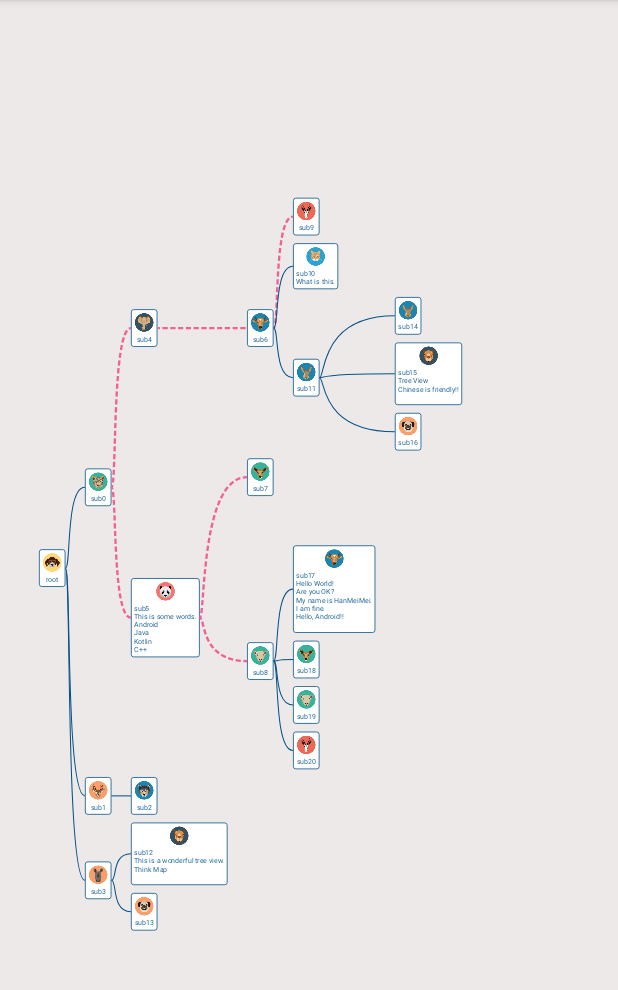
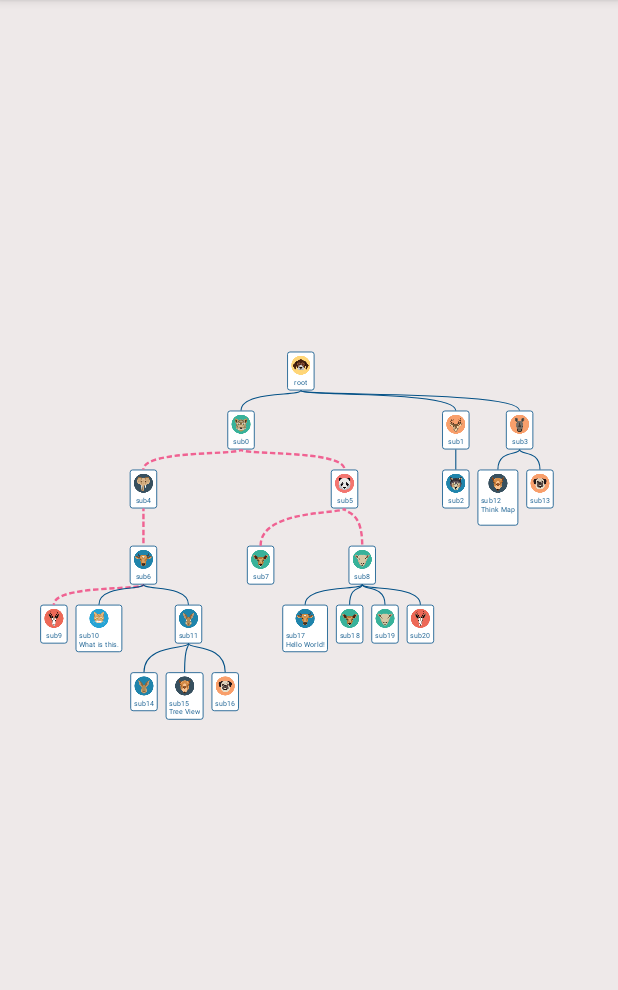
Before and after one commit to guaishouN/android-thinkmap-treeview, an Android app: the screen it shows after launch (MainActivity), on a phone screen of 412 x 824 dp, the part 84-1074 px from its top. Run offline under Robolectric (Android 15) with nearby library versions, the phone set to English and light mode, and no system bars.

```diff
--- a/sample/src/main/java/com/gyso/gysotreeviewapplication/MainActivity.java
+++ b/sample/src/main/java/com/gyso/gysotreeviewapplication/MainActivity.java
@@ -57,8 +57,8 @@ public class MainActivity extends AppCompatActivity {
         int space_50dp = 50;
         int space_20dp = 20;
         Baseline line = getLine();
-        return new RightTreeLayoutManager(this,space_50dp,space_20dp,line);
-        //return new VerticalTreeLayoutManager(this,space_50dp,space_20dp,line);
+        //return new RightTreeLayoutManager(this,space_50dp,space_20dp,line);
+        return new VerticalTreeLayoutManager(this,space_50dp,space_20dp,line);
     }
 
     private Baseline getLine() {
@@ -79,19 +79,19 @@ public class MainActivity extends AppCompatActivity {
         NodeModel<Animal> sub2 = new NodeModel<>(new Animal(R.drawable.ic_04,"sub2"));
         NodeModel<Animal> sub3 = new NodeModel<>(new Animal(R.drawable.ic_05,"sub3"));
         NodeModel<Animal> sub4 = new NodeModel<>(new Animal(R.drawable.ic_06,"sub4"));
-        NodeModel<Animal> sub5 = new NodeModel<>(new Animal(R.drawable.ic_07,"sub5\nThis is some words.\nAndroid\nJava\nKotlin\nC++"));
+        NodeModel<Animal> sub5 = new NodeModel<>(new Animal(R.drawable.ic_07,"sub5"));
         NodeModel<Animal> sub6 = new NodeModel<>(new Animal(R.drawable.ic_08,"sub6"));
         NodeModel<Animal> sub7 = new NodeModel<>(new Animal(R.drawable.ic_09,"sub7"));
         NodeModel<Animal> sub8 = new NodeModel<>(new Animal(R.drawable.ic_10,"sub8"));
         NodeModel<Animal> sub9 = new NodeModel<>(new Animal(R.drawable.ic_11,"sub9"));
         NodeModel<Animal> sub10 = new NodeModel<>(new Animal(R.drawable.ic_12,"sub10\nWhat is this."));
         NodeModel<Animal> sub11 = new NodeModel<>(new Animal(R.drawable.ic_13,"sub11"));
-        NodeModel<Animal> sub12 = new NodeModel<>(new Animal(R.drawable.ic_14,"sub12\nThis is a wonderful tree view.\nThink Map\n"));
+        NodeModel<Animal> sub12 = new NodeModel<>(new Animal(R.drawable.ic_14,"sub12\nThink Map\n"));
         NodeModel<Animal> sub13 = new NodeModel<>(new Animal(R.drawable.ic_15,"sub13"));
         NodeModel<Animal> sub14 = new NodeModel<>(new Animal(R.drawable.ic_13,"sub14"));
-        NodeModel<Animal> sub15 = new NodeModel<>(new Animal(R.drawable.ic_14,"sub15\nTree View\nChinese is friendly!!\n"));
+        NodeModel<Animal> sub15 = new NodeModel<>(new Animal(R.drawable.ic_14,"sub15\nTree View"));
         NodeModel<Animal> sub16 = new NodeModel<>(new Animal(R.drawable.ic_15,"sub16"));
-        NodeModel<Animal> sub17 = new NodeModel<>(new Animal(R.drawable.ic_08,"sub17\nHello World!\nAre you OK?\nMy name is HanMeiMei.\nI am fine.\nHello, Android!!\n"));
+        NodeModel<Animal> sub17 = new NodeModel<>(new Animal(R.drawable.ic_08,"sub17\nHello World!"));
         NodeModel<Animal> sub18 = new NodeModel<>(new Animal(R.drawable.ic_09,"sub18"));
         NodeModel<Animal> sub19 = new NodeModel<>(new Animal(R.drawable.ic_10,"sub19"));
         NodeModel<Animal> sub20 = new NodeModel<>(new Animal(R.drawable.ic_11,"sub20"));
```
Also changed, not shown: 4 other files.
